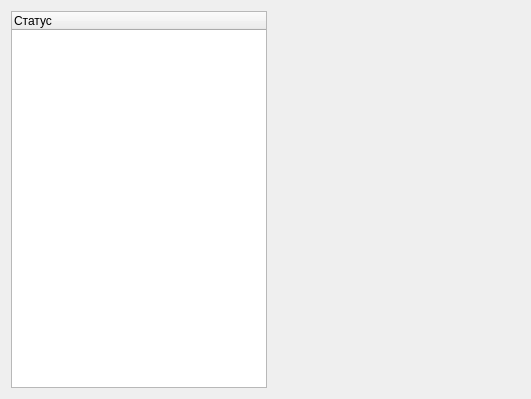
Qt form src/View/DetailsView/SubWidgets/DetailedStatus.ui (thefinalcutbg/DinoDent) before a commit.
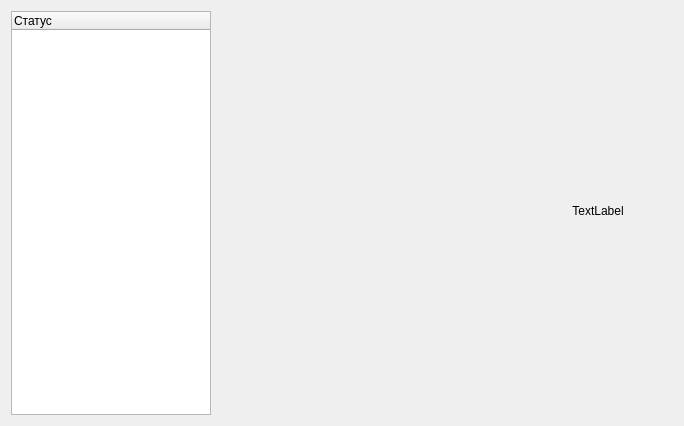
The same form after that commit. The open tabs and pages were chosen to show the change.

Commit message: Detailed status implementation in progress. Status and procedure widgets need refactoring to avoid widget duplication.

Diff of the .ui file:
```diff
--- a/src/View/DetailsView/SubWidgets/DetailedStatus.ui
+++ b/src/View/DetailsView/SubWidgets/DetailedStatus.ui
@@ -6,45 +6,172 @@
    <rect>
     <x>0</x>
     <y>0</y>
-    <width>531</width>
-    <height>399</height>
+    <width>684</width>
+    <height>426</height>
    </rect>
   </property>
   <property name="windowTitle">
    <string>DetailedStatus</string>
   </property>
-  <layout class="QHBoxLayout" name="horizontalLayout_2">
+  <layout class="QHBoxLayout" name="horizontalLayout">
    <item>
-    <layout class="QHBoxLayout" name="horizontalLayout">
+    <widget class="QTreeWidget" name="treeWidget">
+     <property name="minimumSize">
+      <size>
+       <width>200</width>
+       <height>0</height>
+      </size>
+     </property>
+     <property name="maximumSize">
+      <size>
+       <width>250</width>
+       <height>16777215</height>
+      </size>
+     </property>
+     <property name="autoScroll">
+      <bool>true</bool>
+     </property>
+     <property name="showDropIndicator" stdset="0">
+      <bool>false</bool>
+     </property>
+     <property name="selectionBehavior">
+      <enum>QAbstractItemView::SelectRows</enum>
+     </property>
+     <column>
+      <property name="text">
+       <string>Статус</string>
+      </property>
+     </column>
+    </widget>
+   </item>
+   <item>
+    <layout class="QVBoxLayout" name="verticalLayout">
      <item>
-      <widget class="QTreeWidget" name="treeWidget">
-       <property name="autoScroll">
-        <bool>true</bool>
+      <widget class="QLabel" name="statusTitle">
+       <property name="sizePolicy">
+        <sizepolicy hsizetype="Expanding" vsizetype="Fixed">
+         <horstretch>0</horstretch>
+         <verstretch>0</verstretch>
+        </sizepolicy>
        </property>
-       <property name="showDropIndicator" stdset="0">
+       <property name="minimumSize">
+        <size>
+         <width>0</width>
+         <height>50</height>
+        </size>
+       </property>
+       <property name="maximumSize">
+        <size>
+         <width>16777215</width>
+         <height>50</height>
+        </size>
+       </property>
+       <property name="font">
+        <font>
+         <family>Segoe UI</family>
+         <pointsize>16</pointsize>
+         <weight>50</weight>
+         <bold>false</bold>
+        </font>
+       </property>
+       <property name="text">
+        <string/>
+       </property>
+       <property name="textFormat">
+        <enum>Qt::PlainText</enum>
+       </property>
+       <property name="scaledContents">
         <bool>false</bool>
        </property>
-       <property name="selectionBehavior">
-        <enum>QAbstractItemView::SelectRows</enum>
+       <property name="alignment">
+        <set>Qt::AlignLeading|Qt::AlignLeft|Qt::AlignVCenter</set>
        </property>
-       <column>
-        <property name="text">
-         <string>Статус</string>
-        </property>
-       </column>
+       <property name="margin">
+        <number>10</number>
+       </property>
       </widget>
      </item>
      <item>
       <widget class="QStackedWidget" name="stackedWidget">
        <property name="sizePolicy">
-        <sizepolicy hsizetype="Minimum" vsizetype="Preferred">
+        <sizepolicy hsizetype="Expanding" vsizetype="Preferred">
          <horstretch>0</horstretch>
          <verstretch>0</verstretch>
         </sizepolicy>
        </property>
+       <property name="minimumSize">
+        <size>
+         <width>300</width>
+         <height>0</height>
+        </size>
+       </property>
+       <property name="currentIndex">
+        <number>1</number>
+       </property>
        <widget class="QWidget" name="page"/>
        <widget class="QWidget" name="page_2"/>
       </widget>
+     </item>
+     <item>
+      <spacer name="verticalSpacer">
+       <property name="orientation">
+        <enum>Qt::Vertical</enum>
+       </property>
+       <property name="sizeType">
+        <enum>QSizePolicy::Fixed</enum>
+       </property>
+       <property name="sizeHint" stdset="0">
+        <size>
+         <width>20</width>
+         <height>28</height>
+        </size>
+       </property>
+      </spacer>
+     </item>
+    </layout>
+   </item>
+   <item>
+    <layout class="QVBoxLayout" name="verticalLayout_2">
+     <item>
+      <widget class="QLabel" name="imageLabel">
+       <property name="sizePolicy">
+        <sizepolicy hsizetype="Fixed" vsizetype="Fixed">
+         <horstretch>0</horstretch>
+         <verstretch>0</verstretch>
+        </sizepolicy>
+       </property>
+       <property name="minimumSize">
+        <size>
+         <width>150</width>
+         <height>400</height>
+        </size>
+       </property>
+       <property name="text">
+        <string>TextLabel</string>
+       </property>
+       <property name="scaledContents">
+        <bool>false</bool>
+       </property>
+       <property name="alignment">
+        <set>Qt::AlignCenter</set>
+       </property>
+      </widget>
+     </item>
+     <item>
+      <spacer name="verticalSpacer_2">
+       <property name="orientation">
+        <enum>Qt::Vertical</enum>
+       </property>
+       <property name="sizeType">
+        <enum>QSizePolicy::Expanding</enum>
+       </property>
+       <property name="sizeHint" stdset="0">
+        <size>
+         <width>20</width>
+         <height>28</height>
+        </size>
+       </property>
+      </spacer>
      </item>
     </layout>
    </item>
```
The commit also changes 37 other files.
